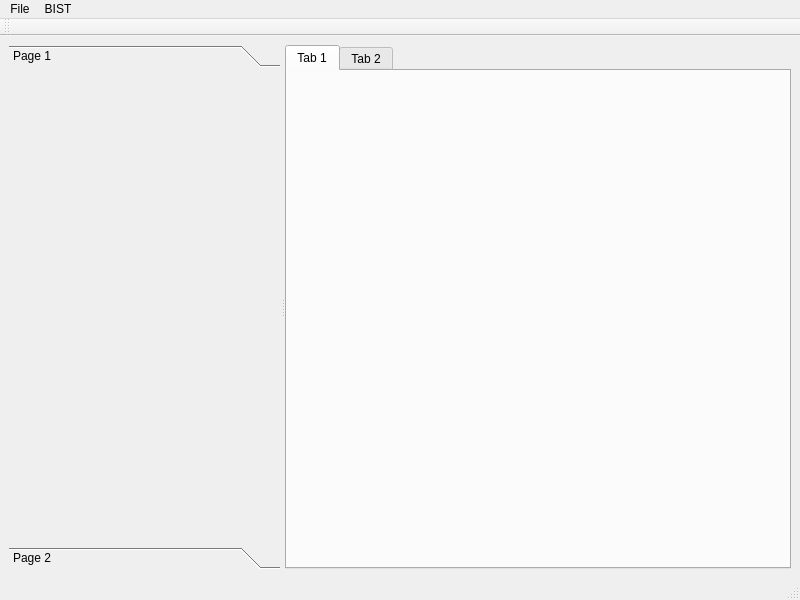
The window that mainwindow.ui (tdevans/taclbox) describes before a commit, drawn with Qt 5.
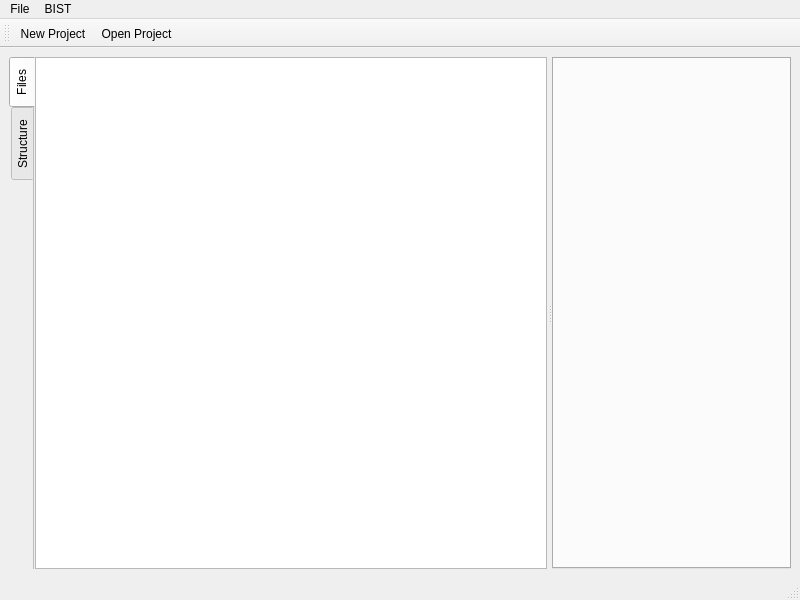
The same window after the commit.

What changed in the file:
```diff
--- a/mainwindow.ui
+++ b/mainwindow.ui
@@ -38,37 +38,59 @@
       <widget class="QWidget" name="verticalLayoutWidget">
        <layout class="QVBoxLayout" name="verticalLayout_3">
         <item>
-         <widget class="QToolBox" name="projectToolbox">
-          <property name="styleSheet">
-           <string notr="true"/>
+         <widget class="QTabWidget" name="projectBrowserTabWidget">
+          <property name="sizePolicy">
+           <sizepolicy hsizetype="Preferred" vsizetype="Expanding">
+            <horstretch>0</horstretch>
+            <verstretch>0</verstretch>
+           </sizepolicy>
+          </property>
+          <property name="tabPosition">
+           <enum>QTabWidget::West</enum>
+          </property>
+          <property name="tabShape">
+           <enum>QTabWidget::Rounded</enum>
           </property>
           <property name="currentIndex">
            <number>0</number>
           </property>
-          <widget class="QWidget" name="page">
-           <property name="geometry">
-            <rect>
-             <x>0</x>
-             <y>0</y>
-             <width>274</width>
-             <height>473</height>
-            </rect>
-           </property>
-           <attribute name="label">
-            <string>Page 1</string>
+          <property name="documentMode">
+           <bool>true</bool>
+          </property>
+          <widget class="QWidget" name="filesTab">
+           <attribute name="title">
+            <string>Files</string>
            </attribute>
+           <layout class="QVBoxLayout" name="verticalLayout_5">
+            <property name="leftMargin">
+             <number>0</number>
+            </property>
+            <property name="topMargin">
+             <number>0</number>
+            </property>
+            <property name="rightMargin">
+             <number>0</number>
+            </property>
+            <property name="bottomMargin">
+             <number>0</number>
+            </property>
+            <item>
+             <widget class="QTreeWidget" name="projectFilesTreeWidget">
+              <property name="headerHidden">
+               <bool>true</bool>
+              </property>
+              <column>
+               <property name="text">
+                <string notr="true">1</string>
+               </property>
+              </column>
+             </widget>
+            </item>
+           </layout>
           </widget>
-          <widget class="QWidget" name="page_2">
-           <property name="geometry">
-            <rect>
-             <x>0</x>
-             <y>0</y>
-             <width>274</width>
-             <height>473</height>
-            </rect>
-           </property>
-           <attribute name="label">
-            <string>Page 2</string>
+          <widget class="QWidget" name="structureTab">
+           <attribute name="title">
+            <string>Structure</string>
            </attribute>
           </widget>
          </widget>
@@ -78,18 +100,7 @@
       <widget class="QWidget" name="verticalLayoutWidget_2">
        <layout class="QVBoxLayout" name="verticalLayout_4">
         <item>
-         <widget class="QTabWidget" name="projectTabWidget">
-          <widget class="QWidget" name="tab">
-           <attribute name="title">
-            <string>Tab 1</string>
-           </attribute>
-          </widget>
-          <widget class="QWidget" name="tab_2">
-           <attribute name="title">
-            <string>Tab 2</string>
-           </attribute>
-          </widget>
-         </widget>
+         <widget class="QTabWidget" name="projectContentTabWidget"/>
         </item>
        </layout>
       </widget>
@@ -135,6 +146,8 @@
    <attribute name="toolBarBreak">
     <bool>false</bool>
    </attribute>
+   <addaction name="action_New"/>
+   <addaction name="action_Open"/>
   </widget>
   <action name="actionExit">
    <property name="text">
```
Left out of the diff: 28 changed lines with no effect on the pictures.
